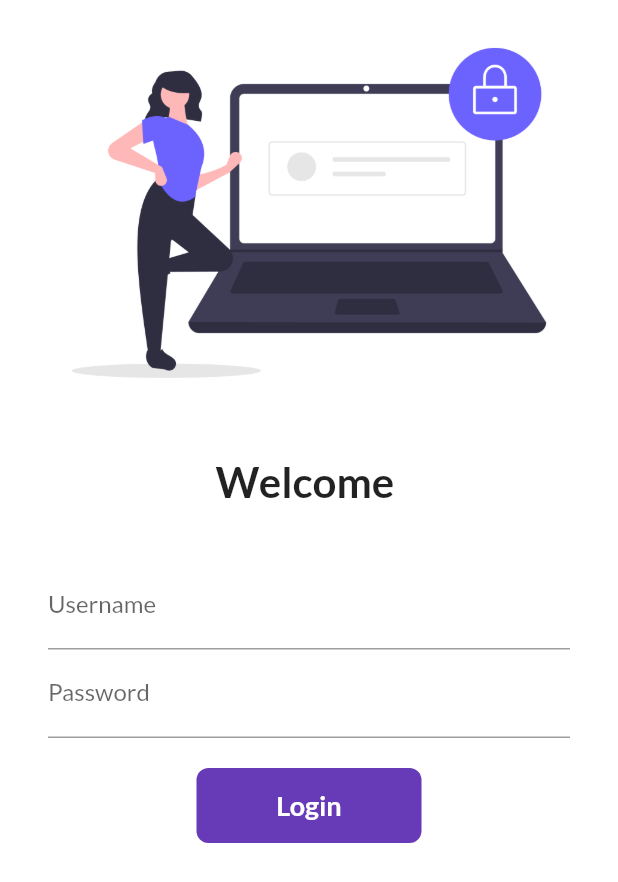
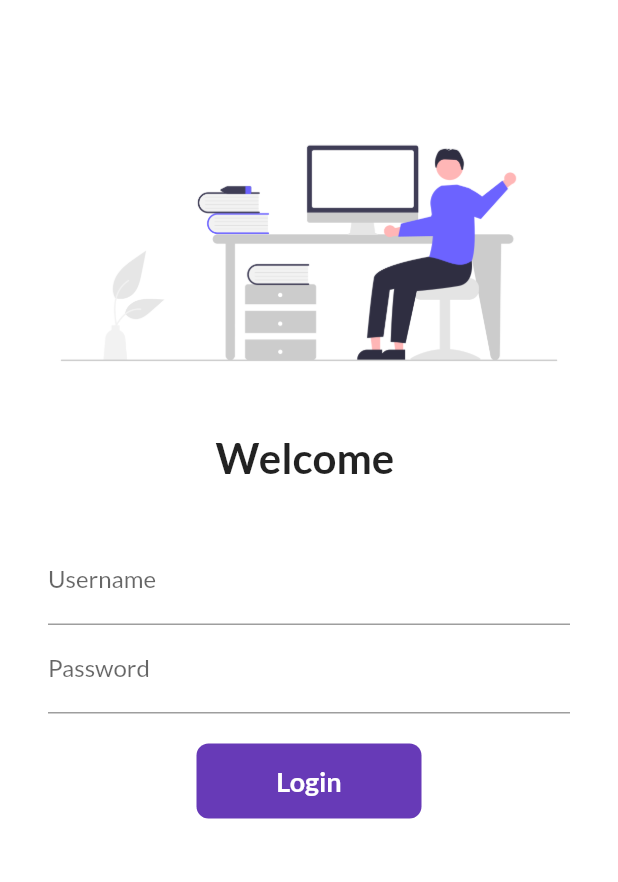
Before and after one commit to abdulragib/30DaysOfFlutter, a Flutter app: the screen it shows after launch, on a phone screen of 412 x 824 dp. Shown: the top 882 px of the screen. Run offline on Flutter 3.47's test engine with Material 2 defaults, Android fonts, the phone set to English and light mode, and no system bars; our stand-ins replace google_fonts.

Commit message:
welcome image update

```diff
--- a/lib/pages/login_page.dart
+++ b/lib/pages/login_page.dart
@@ -19,7 +19,8 @@ class _LoginPageState extends State<LoginPage> {
       child: SingleChildScrollView(
         child: Column(
           children: [
-            Image.asset("assets/images/login_image.png", fit: BoxFit.cover),
+            SizedBox(height: 70.0),
+            Image.asset("assets/images/welcome.png", fit: BoxFit.cover),
             SizedBox(height: 20.0),
             Text(
               "Welcome $name",
```
Also changed, not shown: assets/images/welcome.png (added).
